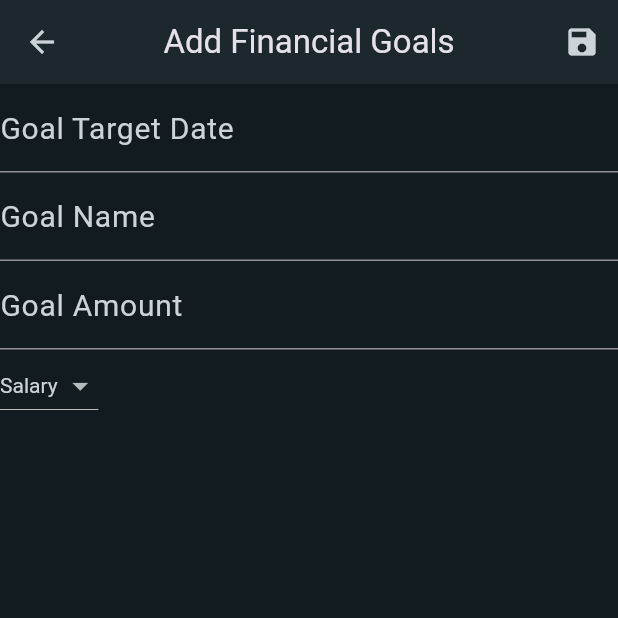
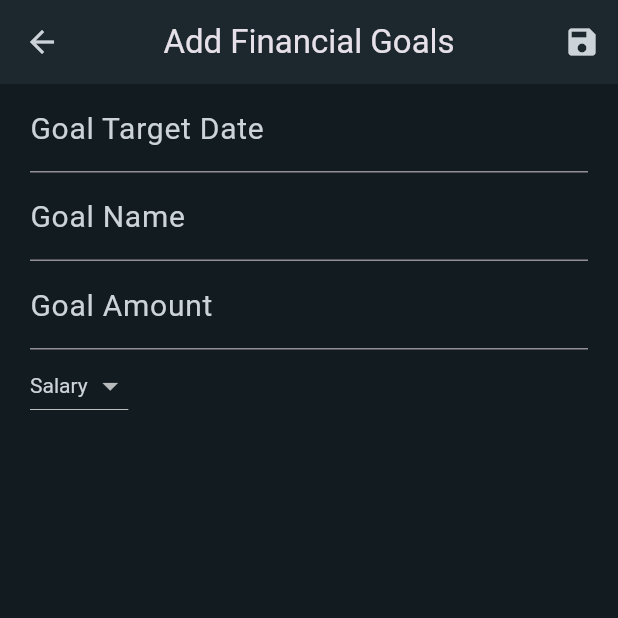
Before and after one commit to spadrejuan/budget-bayani, a Flutter app: the AddGoalForm screen opened directly, on a phone screen of 412 x 824 dp, the top half of it. Run offline on Flutter 3.47's test engine with Material 3 defaults, Android fonts, the phone set to English and light mode, and no system bars; our stand-ins replace pie_chart, sqflite; missing offline and left inert: progresso; accounts and stored records are empty.

Commit message:
Update add_goals.dart

```diff
--- a/budget_bayani/lib/screens/add_goals.dart
+++ b/budget_bayani/lib/screens/add_goals.dart
@@ -5,17 +5,20 @@ import 'package:intl/intl.dart';
 import '../components/AppColor.dart';
 import '../components/menu_bar.dart';
 import '../models/goals.dart';
+
 class AddGoal extends StatelessWidget {
-  const AddGoal({super.key});
+  const AddGoal({Key? key}) : super(key: key);
+
   @override
   Widget build(BuildContext context) {
     return const MaterialApp(
-        home: AddGoalForm()
+      home: AddGoalForm(),
     );
   }
 }
+
 class AddGoalForm extends StatefulWidget {
-  const AddGoalForm({super.key});
+  const AddGoalForm({Key? key}) : super(key: key);
 
   @override
   State<AddGoalForm> createState() => _AddGoalFormState();
@@ -30,8 +33,9 @@ class _AddGoalFormState extends State<AddGoalForm> {
   String _selectedCategory = 'Salary';
   late Goal _goal;
   late DBHelper db;
+
   @override
-  void initState(){
+  void initState() {
     super.initState();
     db = DBHelper();
     goalEnd.text = "";
@@ -39,18 +43,27 @@ class _AddGoalFormState extends State<AddGoalForm> {
       setState(() {});
     });
   }
-  Future<void> addGoal() async{
+
+  Future<void> addGoal() async {
     String name = goalName.text;
     String start = DateTime.now().toIso8601String();
     String end = DateTime.parse(goalEnd.text).toIso8601String();
     double amount = double.parse(goalAmount.text);
     String incomeCategory = _selectedCategory;
-    Goal goal = Goal (goalName: name, goalStart: start, goalEnd: end, goalAmount: amount, incomeCategory: incomeCategory);
+    Goal goal = Goal(
+      goalName: name,
+      goalStart: start,
+      goalEnd: end,
+      goalAmount: amount,
+      incomeCategory: incomeCategory,
+    );
     await insertGoal(goal);
   }
-  Future<int> insertGoal (Goal goal) async{
+
+  Future<int> insertGoal(Goal goal) async {
     return await db.insertGoal(goal);
   }
+
   @override
   Widget build(BuildContext context) {
     return Scaffold(
@@ -62,56 +75,52 @@ class _AddGoalFormState extends State<AddGoalForm> {
         leading: IconButton(
           icon: const Icon(
             Icons.arrow_back,
-                color: Color(0xffCCD3D9)
+            color: Color(0xffCCD3D9),
           ),
-            onPressed: (){
-              Navigator.of(context).pushReplacement(MaterialPageRoute(
+          onPressed: () {
+            Navigator.of(context).pushReplacement(
+              MaterialPageRoute(
                 builder: (context) => const FinancialGoals(),
-              ));
+              ),
+            );
           },
         ),
         actions: <Widget>[
           IconButton(
             icon: const Icon(
               Icons.save,
-                  color: Color(0xffCCD3D9)
+              color: Color(0xffCCD3D9),
             ),
-              onPressed: () async{
+            onPressed: () async {
               await addGoal();
-                Navigator.of(context).pushReplacement(MaterialPageRoute(
+              Navigator.of(context).pushReplacement(
+                MaterialPageRoute(
                   builder: (context) => const FinancialGoals(),
-                ));
+                ),
+              );
             },
           ),
         ],
       ),
       body: SingleChildScrollView(
-          child: Column(
-            crossAxisAlignment: CrossAxisAlignment.center,
-            children: <Widget>[
-            Form(
+        child: Container(
+          margin: const EdgeInsets.only(left: 20.0, right: 20.0),
+          child: Form(
             key: _formKey,
             child: Column(
               crossAxisAlignment: CrossAxisAlignment.start,
               children: <Widget>[
-                TextField(
-                  style: const TextStyle(color: AppColors.TextColor),
+                buildInputWithDivider(
+                  label: 'Goal Target Date',
                   controller: goalEnd,
-                  decoration: const InputDecoration(
-                      labelText: 'Goal Target Date',
-                      labelStyle: TextStyle(
-                      color: AppColors.TextColor, fontSize: 20,
-                      ),
-                  ),
-                  readOnly: true,
                   onTap: () async {
                     DateTime? pickedDate = await showDatePicker(
                       context: context,
                       initialDate: DateTime.now(),
                       firstDate: DateTime.now(),
-                        lastDate: DateTime.now().add(const Duration(days: 1096))
+                      lastDate: DateTime.now().add(const Duration(days: 1096)),
                     );
-                    if(pickedDate != null){
+                    if (pickedDate != null) {
                       String goalDateFormatted = DateFormat('yyyy-MM-dd').format(pickedDate);
                       setState(() {
                         goalEnd.text = goalDateFormatted;
@@ -119,35 +128,23 @@ class _AddGoalFormState extends State<AddGoalForm> {
                     }
                   },
                 ),
-                TextFormField(
-                  style: const TextStyle(color: AppColors.TextColor),
+                buildInputWithDivider(
+                  label: 'Goal Name',
                   controller: goalName,
-                  decoration: const InputDecoration(
-                      labelText: 'Goal Name',
-                      labelStyle: TextStyle(
-                      color: AppColors.TextColor, fontSize: 20,
-                  ),
-                  ),
-                  validator: (value){
-                    if (value == null || value.isEmpty){
-                      return ('This field cannot be empty');
+                  validator: (value) {
+                    if (value == null || value.isEmpty) {
+                      return 'This field cannot be empty';
                     }
                     return null;
                   },
                 ),
-                TextFormField(
-                  style: const TextStyle(color: AppColors.TextColor),
+                buildInputWithDivider(
+                  label: 'Goal Amount',
                   controller: goalAmount,
                   keyboardType: TextInputType.phone,
-                  decoration: const InputDecoration(
-                      labelText: 'Goal Amount',
-                      labelStyle: TextStyle(
-                      color: AppColors.TextColor, fontSize: 20,
-                      ),
-                  ),
-                  validator: (value){
-                    if (value == null || value.isEmpty){
-                      return ('This field cannot be empty');
+                  validator: (value) {
+                    if (value == null || value.isEmpty) {
+                      return 'This field cannot be empty';
                     }
                     return null;
                   },
@@ -155,15 +152,13 @@ class _AddGoalFormState extends State<AddGoalForm> {
                 DropdownButton(
                   style: const TextStyle(color: AppColors.TextColor),
                   value: _selectedCategory,
-                  items: sampleCategory.map((String val){
+                  items: sampleCategory.map((String val) {
                     return DropdownMenuItem(
                       value: val,
-                      child: Text(
-                          val
-                      ),
+                      child: Text(val),
                     );
                   }).toList(),
-                  onChanged: (value){
+                  onChanged: (value) {
                     setState(() {
                       _selectedCategory = value!;
                     });
@@ -172,9 +167,36 @@ class _AddGoalFormState extends State<AddGoalForm> {
               ],
             ),
           ),
+        ),
+      ),
+    );
+  }
+
+  Widget buildInputWithDivider({
+    required String label,
+    required TextEditingController controller,
+    VoidCallback? onTap,
+    TextInputType? keyboardType,
+    FormFieldValidator<String>? validator,
+  }) {
+    return Column(
+      crossAxisAlignment: CrossAxisAlignment.start,
+      children: <Widget>[
+        TextField(
+          style: const TextStyle(color: AppColors.TextColor),
+          controller: controller,
+          decoration: InputDecoration(
+            labelText: label,
+            labelStyle: const TextStyle(
+              color: AppColors.TextColor,
+              fontSize: 20,
+            ),
+          ),
+          readOnly: onTap != null,
+          onTap: onTap,
+        ),
+
       ],
-          ),
-        )
     );
   }
 }
```
Lines whose indentation alone changed are shown as unchanged.
